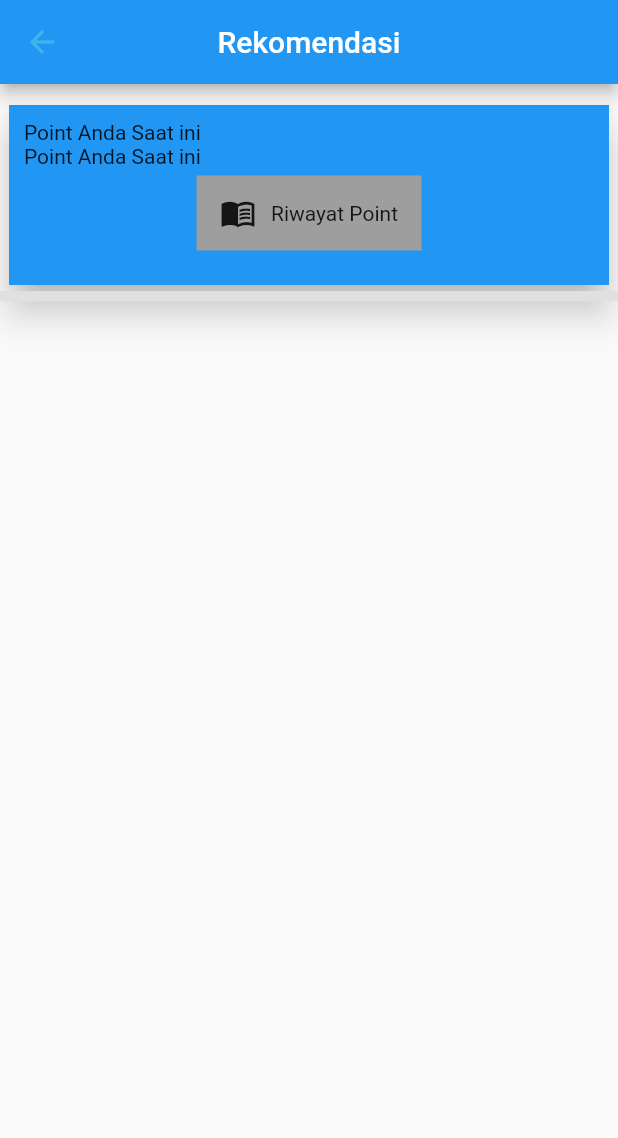
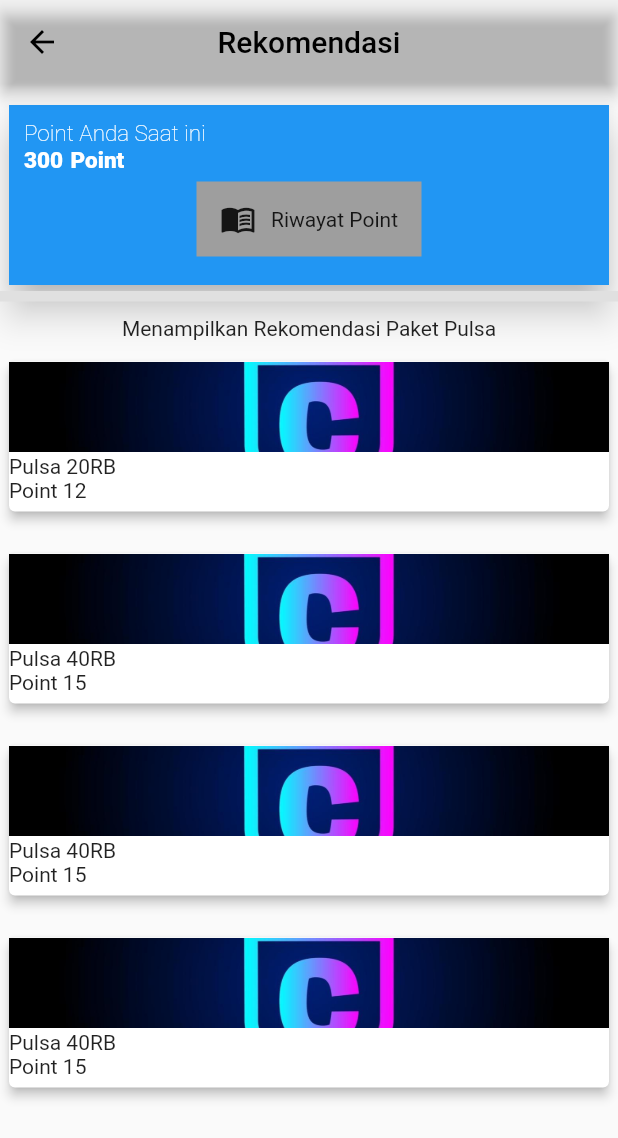
Before and after one commit to Kelompok-26/flutter, a Flutter app: the screen it shows after launch, after a tap on "Liat Semua", on a phone screen of 412 x 824 dp. Shown: the top 1138 px of the screen. Run offline on Flutter 3.47's test engine with Material 2 defaults, Android fonts, the phone set to English and light mode, and no system bars.

Commit message:
Commit List Rekomendasi

```diff
--- /dev/null
+++ b/portal_costumer/lib/Model/listRekomPulsa_model.dart
@@ -0,0 +1,50 @@
+import 'package:flutter/material.dart';
+class ListRekomPulsa extends StatelessWidget {
+   ListRekomPulsa({
+    Key? key,
+    required this.img, required this.pulsa , required this.point
+  }) : super(key: key);
+  final String img;
+  final String pulsa  ;
+  final int point ;
+
+  @override
+  Widget build(BuildContext context) {
+    return Card(
+      elevation: 3,
+      child: Container(
+        decoration : BoxDecoration(
+          border: null,
+          borderRadius: BorderRadius.all(Radius.circular(40.0)),
+        ),
+        height: 100,
+        width: 400,
+         child :
+           Column(
+               mainAxisAlignment : MainAxisAlignment.start,
+                crossAxisAlignment :CrossAxisAlignment.start,
+             children: [
+               Column(
+                 mainAxisAlignment : MainAxisAlignment.center,
+                crossAxisAlignment :CrossAxisAlignment.center,
+                 children: [
+                   Image.asset('$img',width: 400,height: 60,fit: BoxFit.cover,),
+                   SizedBox(height: 2,),
+                 ],
+               ),
+               Row(
+                 mainAxisAlignment: MainAxisAlignment.start,
+                 children:[
+                   Text('$pulsa'),
+                 ],
+               ),
+                 Text('Point $point')
+             ],
+           ),
+
+
+
+      ),
+    );
+  }
+}
--- a/portal_costumer/lib/Screen/Home_Screen.dart
+++ b/portal_costumer/lib/Screen/Home_Screen.dart
@@ -4,7 +4,8 @@ import 'package:portal_costumer/Model/Navbar_model.dart';
 import 'package:portal_costumer/Model/PromoList_model.dart';
 import 'package:portal_costumer/Model/Pulsa_model.dart';
 import 'package:portal_costumer/Model/paketData_model.dart';
-import 'package:portal_costumer/Screen/ListRekom_Screen.dart';
+import 'package:portal_costumer/Screen/ListRekomPaket_Screen.dart';
+import 'package:portal_costumer/Screen/ListRekomPulsa_Screen.dart';
 class HomeScreen extends StatefulWidget {
   const HomeScreen({ Key? key }) : super(key: key);
 
@@ -315,7 +316,11 @@ class _HomeScreenState extends State<HomeScreen> {
                             mainAxisAlignment : MainAxisAlignment.spaceBetween,
                             children: [
                              Text('Rekomendasi Paket Untuk Anda'),
-                              Text('Liat Semua'),
+                              GestureDetector(
+                               child: Text('Liat Semua'),
+                              onTap: (){
+                                Navigator.pushAndRemoveUntil(context, MaterialPageRoute(builder: (context) =>listRekomPaket() ), (route) => false);
+                              }, ),
                               ],
 
                           ),
--- /dev/null
+++ b/portal_costumer/lib/Screen/ListRekomPulsa_Screen.dart
@@ -0,0 +1,127 @@
+import 'package:flutter/material.dart';
+import 'package:portal_costumer/Model/Navbar_model.dart';
+import 'package:portal_costumer/Model/Pulsa_model.dart';
+import 'package:portal_costumer/Model/listRekomPulsa_model.dart';
+class listRekom extends StatefulWidget {
+  const listRekom({ Key? key }) : super(key: key);
+
+  @override
+  State<listRekom> createState() => _listRekomState();
+}
+
+class _listRekomState extends State<listRekom> {
+  @override
+  Widget build(BuildContext context) {
+    return Scaffold(
+        appBar: AppBar(
+          backgroundColor:Colors.transparent,
+          title: Text('Rekomendasi',style: TextStyle(color:Colors.black),),
+          centerTitle: true,
+            leading: IconButton(
+            icon: Icon(Icons.arrow_back,
+             color: Colors.black,
+          ),
+          onPressed: (){
+              Navigator.pushAndRemoveUntil(context, MaterialPageRoute(builder: (context) =>itemNav() ), (route) => false);
+          },
+        ),
+        ),
+        body: Column(
+           children :[
+            Padding(padding: EdgeInsets.only(top : 10)),
+             Card(
+              elevation: 10,
+               child: Container(
+                    padding: EdgeInsets.symmetric(horizontal: 10.0, vertical: 10.0),
+                    height: 120,
+                    width: 400,
+                    color: Colors.blue,
+               child: Column(
+                crossAxisAlignment: CrossAxisAlignment.start,
+                children: [
+                  Text('Point Anda Saat ini',
+                      style: TextStyle(
+                        fontWeight: FontWeight.w200 ,
+                        color: Colors.white ,
+                        fontSize: 15),),
+                  Row(
+                    mainAxisAlignment: MainAxisAlignment.start,
+                    children: [
+                      Text('300',
+                      style: TextStyle(
+                        fontWeight: FontWeight.w800 ,
+                        color: Colors.white ,
+                        fontSize: 15),),
+                        SizedBox(width: 5,),
+                      Text('Point',
+                      style: TextStyle(
+                        fontWeight: FontWeight.w800 ,
+                        color: Colors.white ,
+                        fontSize: 15),)
+
+                  ],),
+                  SizedBox(height: 5,),
+                  Center(
+                    child: Column(
+                      children: [
+                        Container(
+                          height: 50,
+                          width : 150,
+                          color: Colors.grey,
+                          child: Row(
+                            mainAxisAlignment: MainAxisAlignment.center,
+                            children: [
+                              Icon(Icons.menu_book_outlined),
+                              SizedBox(width: 10,),
+                              Text('Riwayat Point')
+                            ],
+                          ),
+                        )
+                      ],
+                    ),
+                  )
+                ],
+               ),
+              ),
+             ),
+           Container(
+                  height: 7,
+                  color: Colors.grey[300],),
+          Padding(padding: EdgeInsets.only(top : 10)),
+          Text('Menampilkan Rekomendasi Paket Pulsa'),
+          Padding(padding: EdgeInsets.only(top : 10)),
+          SingleChildScrollView(
+            scrollDirection : Axis.vertical,
+             child: Column(
+                  children: [
+             ListRekomPulsa(
+              img :'assets/logo/logo.jpg',
+              pulsa : 'Pulsa 20RB' ,
+              point : 12,
+              ),
+            SizedBox(height: 20,),
+             ListRekomPulsa(
+            img :'assets/logo/logo.jpg',
+            pulsa :'Pulsa 40RB' ,
+            point : 15,
+           ),
+            SizedBox(height: 20,),
+              ListRekomPulsa(
+            img :'assets/logo/logo.jpg',
+            pulsa :'Pulsa 40RB' ,
+            point : 15,
+           ),
+            SizedBox(height: 20,),
+              ListRekomPulsa(
+            img :'assets/logo/logo.jpg',
+            pulsa :'Pulsa 40RB' ,
+            point : 15,
+           ),
+            SizedBox(height: 20,),
+                           ]))
+        ])
+
+
+    );
+  }
+}
--- a/portal_costumer/lib/Screen/ListRekom_Screen.dart
+++ /dev/null
@@ -1,74 +0,0 @@
-import 'package:flutter/material.dart';
-import 'package:portal_costumer/Model/Navbar_model.dart';
-import 'package:portal_costumer/Screen/Home_Screen.dart';
-class listRekom extends StatefulWidget {
-  const listRekom({ Key? key }) : super(key: key);
-
-  @override
-  State<listRekom> createState() => _listRekomState();
-}
-
-class _listRekomState extends State<listRekom> {
-  @override
-  Widget build(BuildContext context) {
-    return Scaffold(
-        appBar: AppBar(
-          title: Text('Rekomendasi'),
-          centerTitle: true,
-            leading: IconButton(
-            icon: Icon(Icons.arrow_back,
-             color: Color.fromARGB(255, 66, 179, 235),
-          ),
-          onPressed: (){
-              Navigator.pushAndRemoveUntil(context, MaterialPageRoute(builder: (context) =>itemNav() ), (route) => false);
-          },
-        ),
-        ),
-        body: Column(
-           children :[
-            Padding(padding: EdgeInsets.only(top : 10)),
-             Card(
-              elevation: 10,
-               child: Container(
-                    padding: EdgeInsets.symmetric(horizontal: 10.0, vertical: 10.0),
-                    height: 120,
-                    width: 400,
-                    color: Colors.blue,
-               child: Column(
-                crossAxisAlignment: CrossAxisAlignment.start,
-                children: [
-                  Text('Point Anda Saat ini'),
-                  Text('Point Anda Saat ini'),
-                  SizedBox(height: 5,),
-                  Center(
-                    child: Column(
-                      children: [
-                        Container(
-                          height: 50,
-                          width : 150,
-                          color: Colors.grey,
-                          child: Row(
-                            mainAxisAlignment: MainAxisAlignment.center,
-                            children: [
-                              Icon(Icons.menu_book_outlined),
-                              SizedBox(width: 10,),
-                              Text('Riwayat Point')
-                            ],
-                          ),
-                        )
-                      ],
-                    ),
-                  )
-                ],
-               ),
-              ),
-             ),
-           Container(
-                  height: 7,
-                  color: Colors.grey[300],),
-        ])
-
-
-    );
-  }
-}
```
Also changed, not shown: portal_costumer/lib/Model/listRekomPaket_model.dart (added, +50 -0 lines), portal_costumer/lib/Screen/ListRekomPaket_Screen.dart (added, +125 -0 lines).
